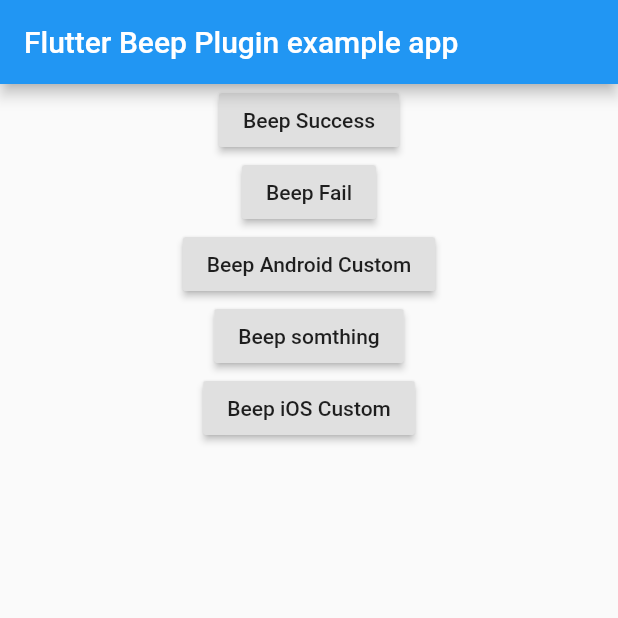
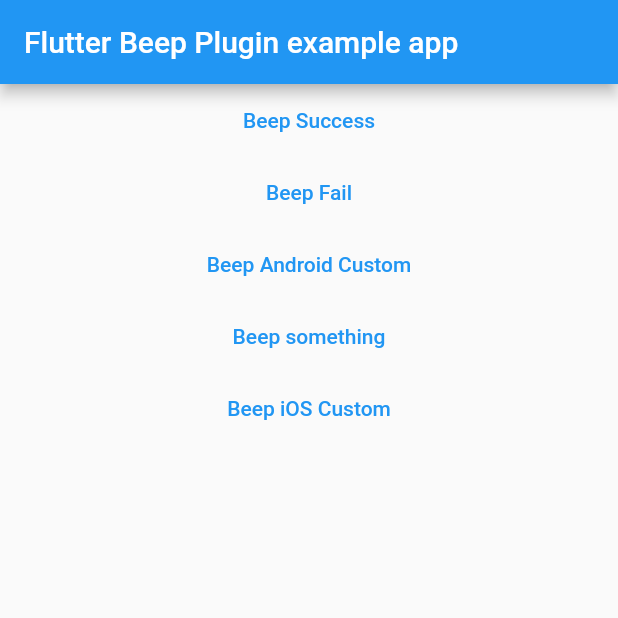
Before and after one commit to trietho/flutter_beep, a Flutter app: the screen it shows after launch, on a phone screen of 412 x 824 dp, the top half of it. Run offline on Flutter 3.47's test engine with Material 2 defaults, Android fonts, the light colour scheme and no system bars.

Commit message:
Migrate example app to null safety

```diff
--- a/example/lib/main.dart
+++ b/example/lib/main.dart
@@ -4,7 +4,6 @@
 void main() => runApp(MyApp());
 
 class MyApp extends StatelessWidget {
-
   @override
   Widget build(BuildContext context) {
     return MaterialApp(
@@ -13,14 +12,27 @@
           title: const Text('Flutter Beep Plugin example app'),
         ),
         body: Center(
-          child: Column(children: <Widget>[
-            RaisedButton( child: Text("Beep Success"), onPressed: ()=> FlutterBeep.beep()),
-            RaisedButton( child: Text("Beep Fail"), onPressed: ()=> FlutterBeep.beep(false)),
-            RaisedButton( child: Text("Beep Android Custom"), onPressed: ()=> FlutterBeep.playSysSound(AndroidSoundIDs.TONE_CDMA_ABBR_ALERT)),
-            RaisedButton( child: Text("Beep somthing"), onPressed: ()=> FlutterBeep.playSysSound(41)),
-            RaisedButton( child: Text("Beep iOS Custom"), onPressed: ()=> FlutterBeep.playSysSound(iOSSoundIDs.AudioToneBusy)),
-
-          ],),
+          child: Column(
+            children: <Widget>[
+              TextButton(
+                  child: Text("Beep Success"),
+                  onPressed: () => FlutterBeep.beep()),
+              TextButton(
+                  child: Text("Beep Fail"),
+                  onPressed: () => FlutterBeep.beep(false)),
+              TextButton(
+                  child: Text("Beep Android Custom"),
+                  onPressed: () => FlutterBeep.playSysSound(
+                      AndroidSoundIDs.TONE_CDMA_ABBR_ALERT)),
+              TextButton(
+                  child: Text("Beep something"),
+                  onPressed: () => FlutterBeep.playSysSound(41)),
+              TextButton(
+                  child: Text("Beep iOS Custom"),
+                  onPressed: () =>
+                      FlutterBeep.playSysSound(iOSSoundIDs.AudioToneBusy)),
+            ],
+          ),
         ),
       ),
     );
```
Also changed, not shown: example/pubspec.yaml (+3 -44 lines), example/pubspec.lock, 1 other file.
